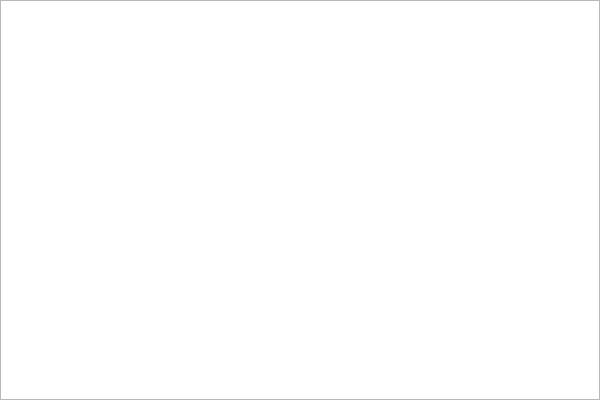
This is archiveexplorerwidget.ui in horsicq/archive_widget as Qt 5 draws it before an edit. The edited form follows.
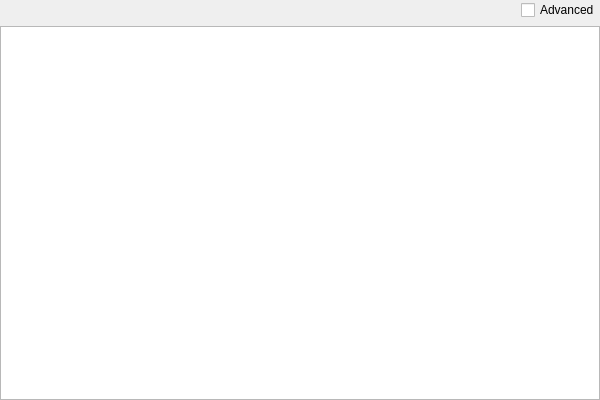
This is the edited form. Custom widgets are drawn as their Qt base class.

Commit message: refactor: improve archive widget model handling and null checks

```diff
--- a/archiveexplorerwidget.ui
+++ b/archiveexplorerwidget.ui
@@ -26,6 +26,33 @@
    <property name="bottomMargin">
     <number>0</number>
    </property>
+   <item>
+    <layout class="QHBoxLayout" name="horizontalLayoutOptions">
+     <item>
+      <spacer name="horizontalSpacerOptions">
+       <property name="orientation">
+        <enum>Qt::Horizontal</enum>
+       </property>
+       <property name="sizeHint" stdset="0">
+        <size>
+         <width>40</width>
+         <height>20</height>
+        </size>
+       </property>
+      </spacer>
+     </item>
+     <item>
+      <widget class="QCheckBox" name="checkBoxAdvanced">
+       <property name="text">
+        <string>Advanced</string>
+       </property>
+       <property name="toolTip">
+        <string>Show all available information for this file format</string>
+       </property>
+      </widget>
+     </item>
+    </layout>
+   </item>
    <item>
     <widget class="XTableView" name="tableViewRecords">
      <property name="contextMenuPolicy">
```
The commit also changes 10 other files.
